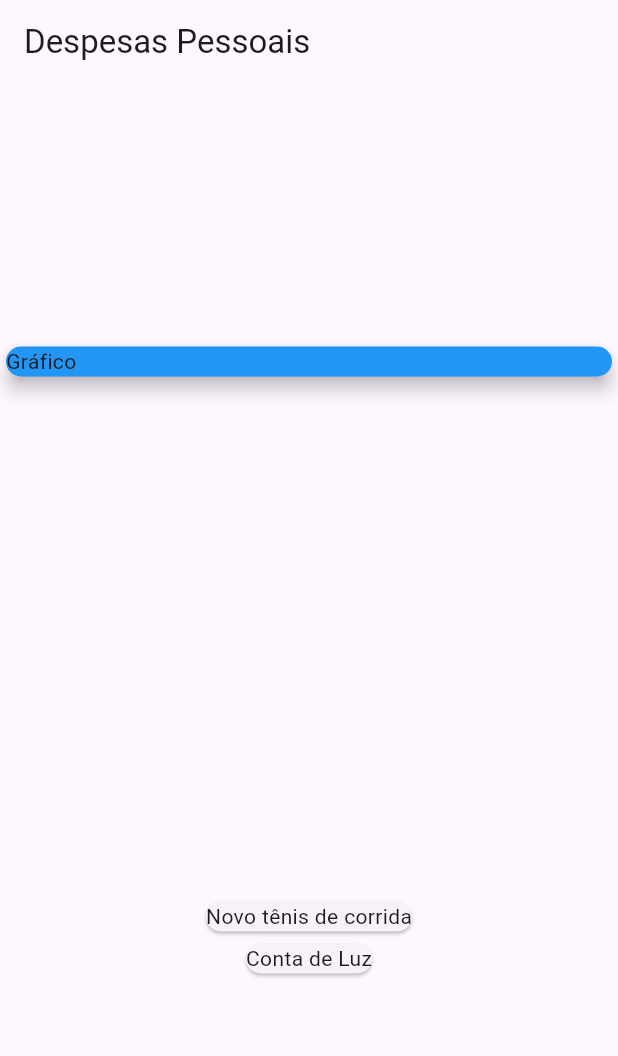
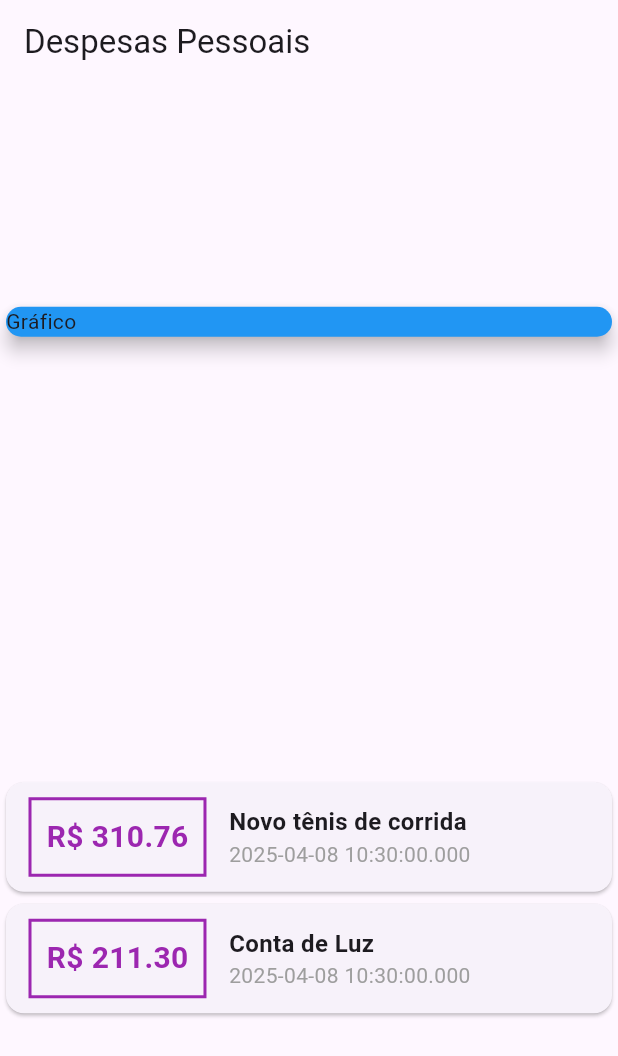
Before and after one commit to PauloHenriqque/expenses, a Flutter app: the screen it shows after launch, on a phone screen of 412 x 824 dp. Shown: the top 1056 px of the screen. Run offline on Flutter 3.47's test engine with Material 3 defaults, Android fonts, the phone set to English and light mode, and no system bars.

Commit message:
Adicionando decorações no Card que contém as transações feitas

```diff
--- a/lib/main.dart
+++ b/lib/main.dart
@@ -13,8 +13,7 @@ class ExpensesApp extends StatelessWidget {
 }
 
 class MyHomePage extends StatelessWidget {
-
-  final _transactions  = [
+  final _transactions = [
     Transaction(
       id: 't1',
       title: 'Novo tênis de corrida',
@@ -28,33 +27,65 @@ class MyHomePage extends StatelessWidget {
       date: DateTime.now(),
     ),
   ];
-   MyHomePage({super.key});
+  MyHomePage({super.key});
 
   @override
   Widget build(BuildContext context) {
     return Scaffold(
-      appBar: AppBar(
-        title: const Text('Despesas Pessoais'),
-      ),
+      appBar: AppBar(title: const Text('Despesas Pessoais')),
       body: Column(
         mainAxisAlignment: MainAxisAlignment.spaceAround,
         crossAxisAlignment: CrossAxisAlignment.stretch,
         children: [
-          Card(
-            child: Text('Gráfico'),
-            color: Colors.blue,
-            elevation: 5,
+          Card(child: Text('Gráfico'), color: Colors.blue, elevation: 5),
+          Column(
+            children:
+                _transactions.map((tr) {
+                  return Card(
+                    child: Row(
+                      children: [
+                        Container(
+                          margin: EdgeInsets.symmetric(
+                            vertical: 10,
+                            horizontal: 15,
+                          ),
+                          decoration: BoxDecoration(
+                            border: Border.all(color: Colors.purple, width: 2),
+                          ),
+                          padding: EdgeInsets.all(10),
+                          child: Text(
+                            'R\$ ${tr.value.toStringAsFixed(2)}',
+                            style: TextStyle(
+                              fontWeight: FontWeight.bold,
+                              fontSize: 20,
+                              color: Colors.purple,
+                            ),
+                          ),
+                        ),
+                        Column(
+                          crossAxisAlignment: CrossAxisAlignment.start,
+                          children: [
+                            Text(
+                              tr.title,
+                              style: TextStyle(
+                                fontSize: 16,
+                                fontWeight: FontWeight.bold,
+                              ),
+                              ), Text(
+                                tr.date.toString(),
+                                style: TextStyle(
+                                  color: Colors.grey,
+                                ),
+                              ),
+                            ],
+                          ),
+                        ],
+                    ),
+                  );
+                }).toList(),
           ),
-          Column(
-            children: _transactions.map((tr) {
-              return Card(
-                child: Text(tr.title),
-              );
-            }).toList(),
-          )
         ],
-      )
-
+      ),
     );
   }
 }
```
